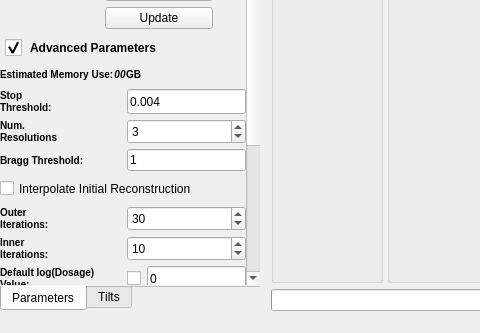
First picture: the form in Code/Applications/TEMBIR/UI_Files/TEMBIRGui.ui, repository OpenMBIR/OpenMBIR-TEM, before the edit; both pictures show x 0 to 480 and y 488 to 821 of the 1165 by 821 pixel window.
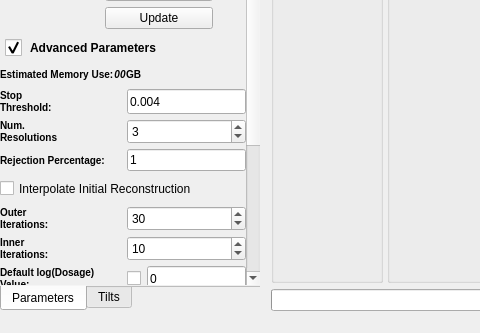
Second picture: the form after the edit. Icons and pictures are not drawn. Custom widgets are drawn as their Qt base class.

Commit message: Making rejection percentage as an input to code gui

Diff of the .ui file:
```diff
--- a/Code/Applications/TEMBIR/UI_Files/TEMBIRGui.ui
+++ b/Code/Applications/TEMBIR/UI_Files/TEMBIRGui.ui
@@ -537,7 +537,7 @@
             <property name="geometry">
              <rect>
               <x>0</x>
-              <y>0</y>
+              <y>-163</y>
               <width>262</width>
               <height>898</height>
              </rect>
@@ -1386,7 +1386,7 @@
 }</string>
                   </property>
                   <property name="text">
-                   <string>Bragg Threshold:</string>
+                   <string>Rejection Percentage:</string>
                   </property>
                  </widget>
                 </item>
```
The commit also changes 3 other files.
